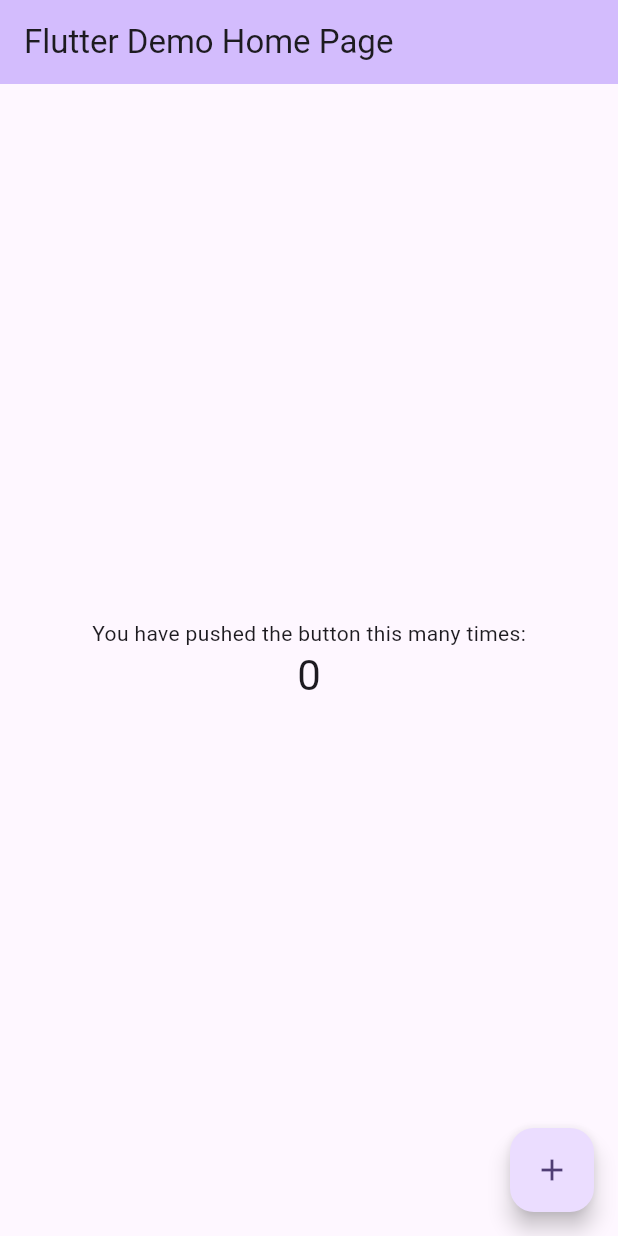
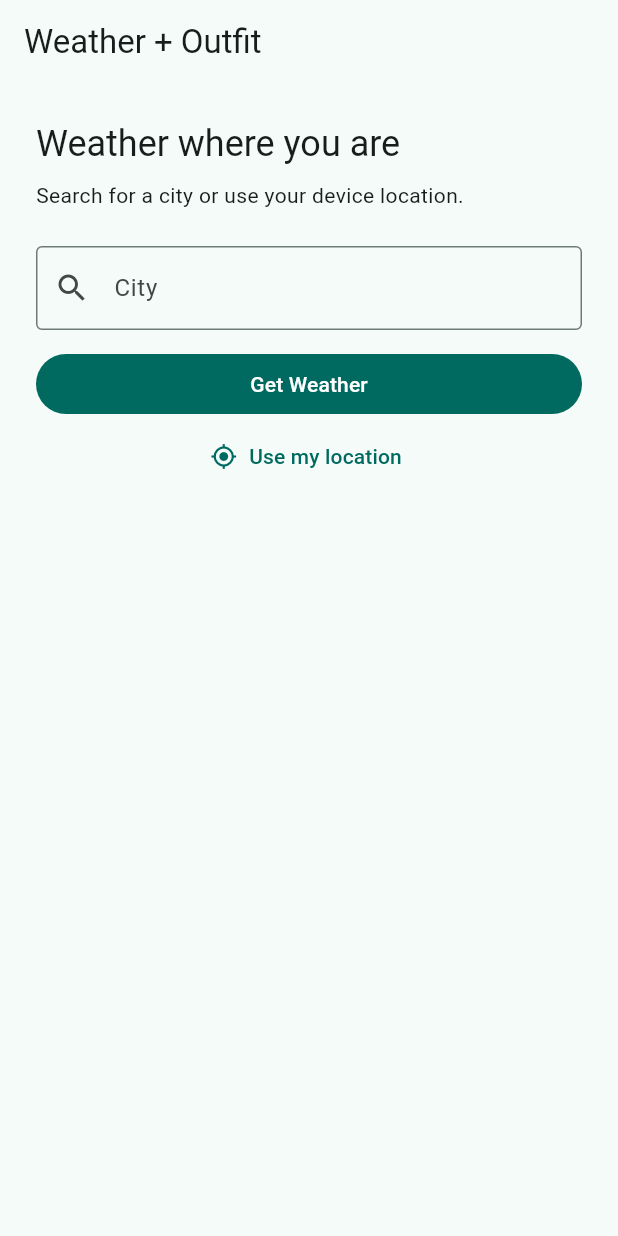
Before and after one commit to bengutow1/project_4, a Flutter app: the screen it shows after launch, on a phone screen of 412 x 824 dp. Run offline on Flutter 3.47's test engine with Material 3 defaults, Android fonts, the phone set to English and light mode, and no system bars.

Commit message:
card A1 completion

```diff
--- a/lib/main.dart
+++ b/lib/main.dart
@@ -1,122 +1,157 @@
 import 'package:flutter/material.dart';
 
-void main() {
-  runApp(const MyApp());
+import 'weather_service.dart';
+
+void main() => runApp(const MyApp());
+
+class MyApp extends StatelessWidget {
+  const MyApp({super.key, this.weatherService, this.locationService});
+  final WeatherService? weatherService;
+  final LocationService? locationService;
+  @override
+  Widget build(BuildContext context) => MaterialApp(
+    title: 'Weather + Outfit',
+    theme: ThemeData(colorSchemeSeed: Colors.teal),
+    home: WeatherHome(
+      weather: weatherService ?? WeatherService(),
+      location: locationService ?? LocationService(),
+    ),
+  );
 }
 
-class MyApp extends StatelessWidget {
-  const MyApp({super.key});
+class WeatherHome extends StatefulWidget {
+  const WeatherHome({super.key, required this.weather, required this.location});
+  final WeatherService weather;
+  final LocationService location;
+  @override
+  State<WeatherHome> createState() => _WeatherHomeState();
+}
 
-  // This widget is the root of your application.
+class _WeatherHomeState extends State<WeatherHome> {
+  final _city = TextEditingController();
+  bool _loading = false;
+  String? _error;
+  Forecast? _forecast;
   @override
-  Widget build(BuildContext context) {
-    return MaterialApp(
-      title: 'Flutter Demo',
-      theme: ThemeData(
-        // This is the theme of your application.
-        //
-        // TRY THIS: Try running your application with "flutter run". You'll see
-        // the application has a purple toolbar. Then, without quitting the app,
-        // try changing the seedColor in the colorScheme below to Colors.green
-        // and then invoke "hot reload" (save your changes or press the "hot
-        // reload" button in a Flutter-supported IDE, or press "r" if you used
-        // the command line to start the app).
-        //
-        // Notice that the counter didn't reset back to zero; the application
-        // state is not lost during the reload. To reset the state, use hot
-        // restart instead.
-        //
-        // This works for code too, not just values: Most code changes can be
-        // tested with just a hot reload.
-        colorScheme: .fromSeed(seedColor: Colors.deepPurple),
-      ),
-      home: const MyHomePage(title: 'Flutter Demo Home Page'),
+  void dispose() {
+    _city.dispose();
+    super.dispose();
+  }
+
+  Future<void> _fetch({bool useGps = false}) async {
+    if (_loading) return;
+    final city = _city.text.trim();
+    if (!useGps && city.isEmpty) {
+      setState(() => _error = 'Enter a city name to get weather.');
+      return;
+    }
+    FocusScope.of(context).unfocus();
+    setState(() {
+      _loading = true;
+      _error = null;
+      _forecast = null;
+    });
+    try {
+      final coordinates = useGps ? await widget.location.current() : null;
+      final forecast = await widget.weather.fetch(
+        city: useGps ? null : city,
+        coordinates: coordinates,
       );
+      if (mounted) setState(() => _forecast = forecast);
+    } on WeatherFailure catch (error) {
+      if (mounted) setState(() => _error = error.message);
+    } catch (_) {
+      if (mounted) {
+        setState(
+          () => _error =
+              'Unable to get weather. Please try again or enter a city.',
+        );
+      }
+    } finally {
+      if (mounted) setState(() => _loading = false);
     }
   }
 
-class MyHomePage extends StatefulWidget {
-  const MyHomePage({super.key, required this.title});
-
-  // This widget is the home page of your application. It is stateful, meaning
-  // that it has a State object (defined below) that contains fields that affect
-  // how it looks.
-
-  // This class is the configuration for the state. It holds the values (in this
-  // case the title) provided by the parent (in this case the App widget) and
-  // used by the build method of the State. Fields in a Widget subclass are
-  // always marked "final".
-
-  final String title;
-
   @override
-  State<MyHomePage> createState() => _MyHomePageState();
-}
-
-class _MyHomePageState extends State<MyHomePage> {
-  int _counter = 0;
-
-  void _incrementCounter() {
-    setState(() {
-      // This call to setState tells the Flutter framework that something has
-      // changed in this State, which causes it to rerun the build method below
-      // so that the display can reflect the updated values. If we changed
-      // _counter without calling setState(), then the build method would not be
-      // called again, and so nothing would appear to happen.
-      _counter++;
-    });
-  }
-
-  @override
-  Widget build(BuildContext context) {
-    // This method is rerun every time setState is called, for instance as done
-    // by the _incrementCounter method above.
-    //
-    // The Flutter framework has been optimized to make rerunning build methods
-    // fast, so that you can just rebuild anything that needs updating rather
-    // than having to individually change instances of widgets.
-    return Scaffold(
-      appBar: AppBar(
-        // TRY THIS: Try changing the color here to a specific color (to
-        // Colors.amber, perhaps?) and trigger a hot reload to see the AppBar
-        // change color while the other colors stay the same.
-        backgroundColor: Theme.of(context).colorScheme.inversePrimary,
-        // Here we take the value from the MyHomePage object that was created by
-        // the App.build method, and use it to set our appbar title.
-        title: Text(widget.title),
+  Widget build(BuildContext context) => Scaffold(
+    appBar: AppBar(title: const Text('Weather + Outfit')),
+    body: SafeArea(
+      child: Center(
+        child: ConstrainedBox(
+          constraints: const BoxConstraints(maxWidth: 560),
+          child: ListView(
+            padding: const EdgeInsets.all(24),
+            children: [
+              Text(
+                'Weather where you are',
+                style: Theme.of(context).textTheme.headlineSmall,
               ),
-      body: Center(
-        // Center is a layout widget. It takes a single child and positions it
-        // in the middle of the parent.
+              const SizedBox(height: 8),
+              const Text('Search for a city or use your device location.'),
+              const SizedBox(height: 24),
+              TextField(
+                controller: _city,
+                enabled: !_loading,
+                textInputAction: TextInputAction.search,
+                onSubmitted: (_) => _fetch(),
+                decoration: const InputDecoration(
+                  labelText: 'City',
+                  hintText: 'e.g. Baton Rouge',
+                  border: OutlineInputBorder(),
+                  prefixIcon: Icon(Icons.search),
+                ),
+              ),
+              const SizedBox(height: 12),
+              FilledButton(
+                onPressed: _loading ? null : () => _fetch(),
+                child: const Text('Get Weather'),
+              ),
+              TextButton.icon(
+                onPressed: _loading ? null : () => _fetch(useGps: true),
+                icon: const Icon(Icons.my_location),
+                label: const Text('Use my location'),
+              ),
+              const SizedBox(height: 16),
+              if (_loading)
+                const Center(
+                  child: CircularProgressIndicator(
+                    semanticsLabel: 'Getting weather',
+                  ),
+                ),
+              if (_error != null)
+                Semantics(
+                  liveRegion: true,
+                  child: Text(
+                    _error!,
+                    style: TextStyle(
+                      color: Theme.of(context).colorScheme.error,
+                    ),
+                  ),
+                ),
+              if (_forecast case final forecast?)
+                Card(
+                  child: Padding(
+                    padding: const EdgeInsets.all(20),
                     child: Column(
-          // Column is also a layout widget. It takes a list of children and
-          // arranges them vertically. By default, it sizes itself to fit its
-          // children horizontally, and tries to be as tall as its parent.
-          //
-          // Column has various properties to control how it sizes itself and
-          // how it positions its children. Here we use mainAxisAlignment to
-          // center the children vertically; the main axis here is the vertical
-          // axis because Columns are vertical (the cross axis would be
-          // horizontal).
-          //
-          // TRY THIS: Invoke "debug painting" (choose the "Toggle Debug Paint"
-          // action in the IDE, or press "p" in the console), to see the
-          // wireframe for each widget.
-          mainAxisAlignment: .center,
+                      crossAxisAlignment: CrossAxisAlignment.start,
                       children: [
-            const Text('You have pushed the button this many times:'),
                         Text(
-              '$_counter',
-              style: Theme.of(context).textTheme.headlineMedium,
+                          forecast.name,
+                          style: Theme.of(context).textTheme.titleLarge,
+                        ),
+                        Text(
+                          '${forecast.tempF.round()}°F',
+                          style: Theme.of(context).textTheme.displaySmall,
+                        ),
+                        Text('Wind: ${forecast.windMph.round()} mph'),
+                      ],
+                    ),
+                  ),
                 ),
             ],
           ),
         ),
-      floatingActionButton: FloatingActionButton(
-        onPressed: _incrementCounter,
-        tooltip: 'Increment',
-        child: const Icon(Icons.add),
+      ),
     ),
   );
 }
-}
--- a/pubspec.yaml
+++ b/pubspec.yaml
@@ -34,6 +34,8 @@ dependencies:
   # The following adds the Cupertino Icons font to your application.
   # Use with the CupertinoIcons class for iOS style icons.
   cupertino_icons: ^1.0.8
+  http: ^1.6.0
+  geolocator: ^14.0.3
 
 dev_dependencies:
   flutter_test:
```
Also changed, not shown: pubspec.lock, 11 other files. Lines whose indentation alone changed are shown as unchanged.
